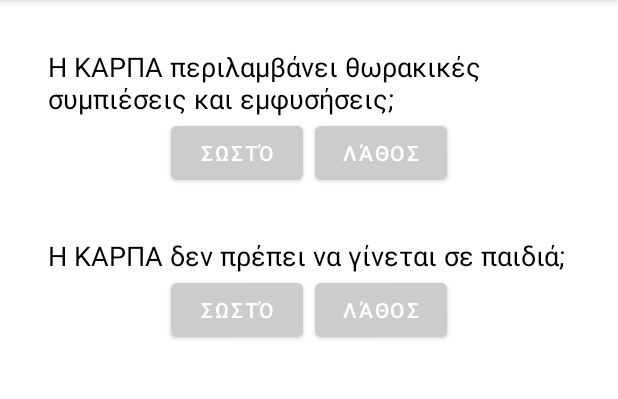
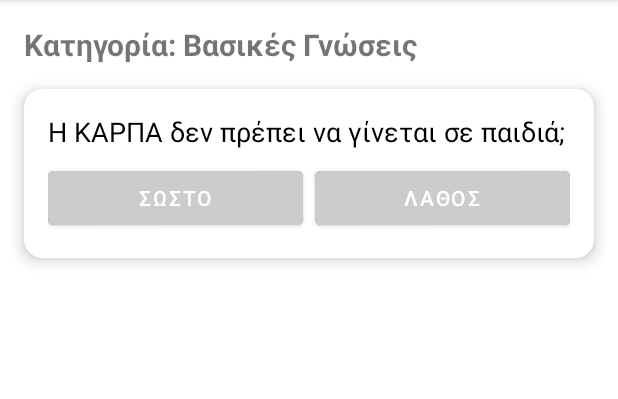
Before and after one commit to KostisSot/androidProject, an Android app: the fragment QuizFragment shown on its own in the app's theme, on a phone screen of 412 x 824 dp, the part 84-483 px from its top. Run offline under Robolectric (Android 15) with nearby library versions, the phone set to English and light mode, and no system bars.

Commit message:
quiz correct

```diff
--- a/app/src/main/assets/quiz_data.json
+++ b/app/src/main/assets/quiz_data.json
@@ -1,10 +1,12 @@
 [
   {
+    "category": "ΚΑΡΠΑ",
     "question": "Η ΚΑΡΠΑ περιλαμβάνει θωρακικές συμπιέσεις και εμφυσήσεις;",
     "correctAnswer": true,
     "explanation": "Ναι, οι βασικές τεχνικές περιλαμβάνουν συμπιέσεις και εμφυσήσεις 30:2."
   },
   {
+    "category": "Βασικές Γνώσεις",
     "question": "Η ΚΑΡΠΑ δεν πρέπει να γίνεται σε παιδιά;",
     "correctAnswer": false,
     "explanation": "Η ΚΑΡΠΑ εφαρμόζεται και σε παιδιά, με διαφορετική τεχνική."
--- a/app/src/main/java/com/example/project1/model/QuizQuestion.java
+++ b/app/src/main/java/com/example/project1/model/QuizQuestion.java
@@ -1,25 +1,20 @@
 package com.example.project1.model;
 
 public class QuizQuestion {
+    private String category;
     private String question;
     private boolean correctAnswer;
     private String explanation;
-    public QuizQuestion(String question, boolean correctAnswer, String explanation){
-        this.question=question;
-        this.correctAnswer=correctAnswer;
-        this.explanation=explanation;
 
+    public QuizQuestion(String question, boolean correctAnswer, String explanation, String category) {
+        this.category = category;
+        this.question = question;
+        this.correctAnswer = correctAnswer;
+        this.explanation = explanation;
     }
 
-    public String getQuestion() {
-        return question;
-    }
-
-    public boolean isCorrectAnswer() {
-        return correctAnswer;
-    }
-
-    public String getExplanation() {
-        return explanation;
-    }
+    public String getCategory() { return category; }
+    public String getQuestion() { return question; }
+    public boolean isCorrectAnswer() { return correctAnswer; }
+    public String getExplanation() { return explanation; }
 }
--- a/app/src/main/java/com/example/project1/ui/quiz/QuizFragment.java
+++ b/app/src/main/java/com/example/project1/ui/quiz/QuizFragment.java
@@ -4,6 +4,7 @@ import android.os.Bundle;
 import android.view.LayoutInflater;
 import android.view.View;
 import android.view.ViewGroup;
+import android.widget.TextView;
 
 import androidx.annotation.NonNull;
 import androidx.annotation.Nullable;
@@ -24,18 +25,30 @@ import java.nio.charset.StandardCharsets;
 import java.util.ArrayList;
 import java.util.List;
 
+
 public class QuizFragment extends Fragment {
+
+    private static final String SELECTED_CATEGORY = "Βασικές Γνώσεις";  // Μπορεί να γίνει δυναμικό στο μέλλον
 
     @Nullable
     @Override
     public View onCreateView(@NonNull LayoutInflater inflater, @Nullable ViewGroup container, @Nullable Bundle savedInstanceState) {
         View view = inflater.inflate(R.layout.fragment_quiz, container, false);
         RecyclerView recyclerView = view.findViewById(R.id.quizRecyclerView);
+        TextView categoryTitle = view.findViewById(R.id.categoryTitle);
+        categoryTitle.setText("Κατηγορία: " + SELECTED_CATEGORY);
+
         recyclerView.setLayoutManager(new LinearLayoutManager(getContext()));
 
         List<QuizQuestion> questions = loadQuizData();
-        recyclerView.setAdapter(new QuizAdapter(questions));
+        List<QuizQuestion> filtered = new ArrayList<>();
+        for (QuizQuestion q : questions) {
+            if (q.getCategory().equalsIgnoreCase(SELECTED_CATEGORY)) {
+                filtered.add(q);
+            }
+        }
 
+        recyclerView.setAdapter(new QuizAdapter(filtered));
         return view;
     }
 
--- a/app/src/main/res/layout/fragment_quiz.xml
+++ b/app/src/main/res/layout/fragment_quiz.xml
@@ -1,9 +1,18 @@
 <?xml version="1.0" encoding="utf-8"?>
 <LinearLayout xmlns:android="http://schemas.android.com/apk/res/android"
 android:orientation="vertical"
-    android:padding="16dp"
+android:padding="8dp"
 android:layout_width="match_parent"
 android:layout_height="match_parent">
+
+<TextView
+    android:id="@+id/categoryTitle"
+    android:text="Κατηγορία: ΚΑΡΠΑ"
+    android:textSize="20sp"
+    android:textStyle="bold"
+    android:padding="8dp"
+    android:layout_width="match_parent"
+    android:layout_height="wrap_content" />
 
 <androidx.recyclerview.widget.RecyclerView
     android:id="@+id/quizRecyclerView"
--- a/app/src/main/res/layout/quiz_item.xml
+++ b/app/src/main/res/layout/quiz_item.xml
@@ -1,5 +1,13 @@
 <?xml version="1.0" encoding="utf-8"?>
-<LinearLayout xmlns:android="http://schemas.android.com/apk/res/android"
+<androidx.cardview.widget.CardView xmlns:android="http://schemas.android.com/apk/res/android"
+xmlns:card_view="http://schemas.android.com/apk/res-auto"
+android:layout_width="match_parent"
+android:layout_margin="8dp"
+android:layout_height="wrap_content"
+card_view:cardCornerRadius="12dp"
+card_view:cardElevation="6dp">
+
+<LinearLayout
     android:orientation="vertical"
     android:padding="16dp"
     android:layout_width="match_parent"
@@ -16,19 +24,26 @@ android:layout_height="wrap_content">
         android:orientation="horizontal"
         android:layout_width="match_parent"
         android:layout_height="wrap_content"
-    android:gravity="center_horizontal">
+        android:gravity="center_horizontal"
+        android:layout_marginTop="8dp">
 
         <Button
             android:id="@+id/trueBtn"
-        android:text="Σωστό"
-        android:layout_width="wrap_content"
-        android:layout_height="wrap_content"
-        android:layout_marginEnd="8dp" />
+            android:backgroundTint="#4CAF50"
+            android:textColor="@android:color/white"
+            android:text="ΣΩΣΤΟ"
+            android:layout_marginEnd="8dp"
+            android:layout_width="0dp"
+            android:layout_weight="1"
+            android:layout_height="wrap_content" />
 
         <Button
             android:id="@+id/falseBtn"
-        android:text="Λάθος"
-        android:layout_width="wrap_content"
+            android:backgroundTint="#F44336"
+            android:textColor="@android:color/white"
+            android:text="ΛΑΘΟΣ"
+            android:layout_width="0dp"
+            android:layout_weight="1"
             android:layout_height="wrap_content" />
     </LinearLayout>
 
@@ -40,3 +55,4 @@ android:layout_height="wrap_content">
         android:layout_width="match_parent"
         android:layout_height="wrap_content" />
 </LinearLayout>
+</androidx.cardview.widget.CardView>
```
Lines whose indentation alone changed are shown as unchanged.
